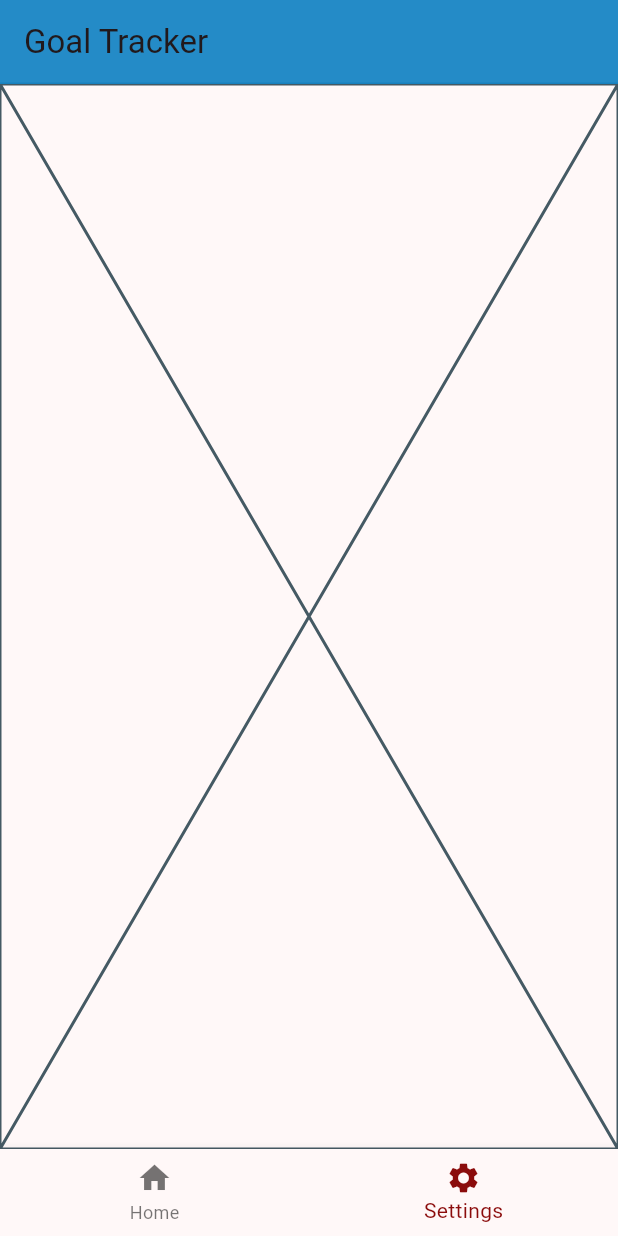
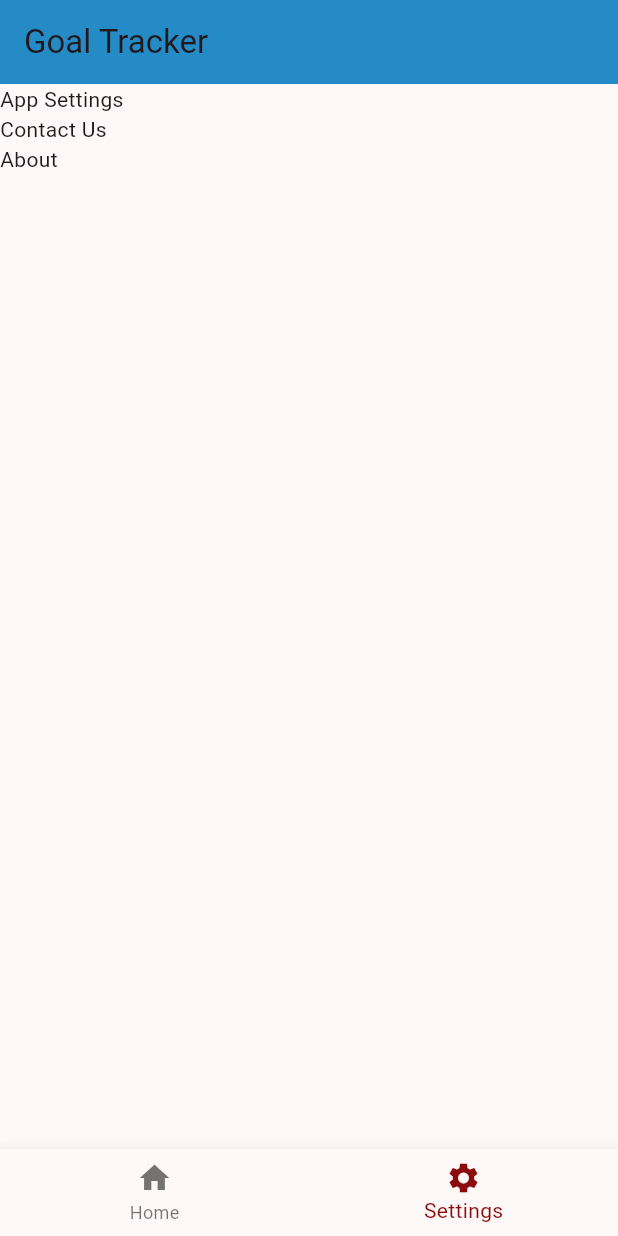
Before and after one commit to hunter-mickiewicz/GoalTracker, a Flutter app: the screen it shows after launch, item 2 of the bottom bar chosen, on a phone screen of 412 x 824 dp. Run offline on Flutter 3.47's test engine with Material 2 defaults, Android fonts, the phone set to English and light mode, and no system bars; our stand-ins replace flutter_local_notifications, percent_indicator, timezone; missing offline and left inert: test.

Commit message:
Rudimentary settings page with placeholder data set

```diff
--- a/lib/main.dart
+++ b/lib/main.dart
@@ -23,6 +23,7 @@ void main() async {
 var goalList = <gc.GoalClass>[];
 //There will be one Settings object per app.
 Settings? settings;
+bool firstTimeFlag = false;
 
 Future<List<gc.GoalClass>?> readAddGoals() async {
   FileIO reader = FileIO();
@@ -61,6 +62,7 @@ Future<List<gc.GoalClass>?> readAddGoals() async {
     log("No settings found! :(");
     settings = Settings.def();
     reader.writeSettings(settings!);
+    firstTimeFlag = true;
   }
 
   return goalList;
@@ -153,8 +155,8 @@ class _Tracker extends State<Tracker> {
       case 0:
         page = HomePage();
         break;
-      case 2:
-        page = Placeholder();
+      case 1:
+        page = SettingsPage();
         break;
       default:
         page = Placeholder();
@@ -230,7 +232,7 @@ class _HomePageState extends State<HomePage> {
         LocalNoticeService().addNotification(
           'Notification Title',
           'Notification Body',
-          DateTime.now().millisecondsSinceEpoch + 15000,
+          DateTime.now().millisecondsSinceEpoch + 5000,
           //The minimum time here seems to be 5 seconds afterward (5000)
           //Works even if the app is closed.
           channel: 'testing',
@@ -240,6 +242,25 @@ class _HomePageState extends State<HomePage> {
         //appState.testJson(appState.goalList[0]);
       }),
     );
+  }
+}
+
+class SettingsPage extends StatefulWidget {
+  @override
+  State<SettingsPage> createState() => _SettingsPageState();
+}
+
+class _SettingsPageState extends State<SettingsPage> {
+  @override
+  Widget build(BuildContext context) {
+    return Scaffold(
+        body: ListView(
+      children: [
+        Text("App Settings"),
+        Text("Contact Us"),
+        Text("About"),
+      ],
+    ));
   }
 }
 
```
